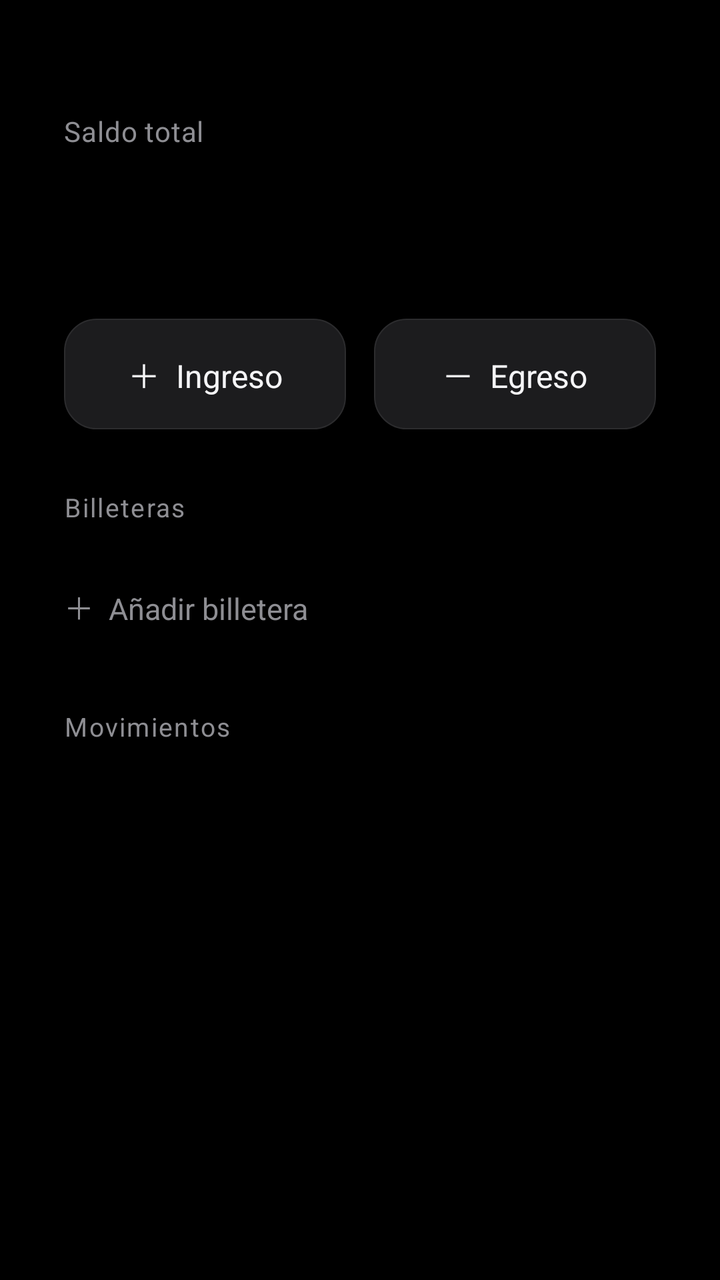
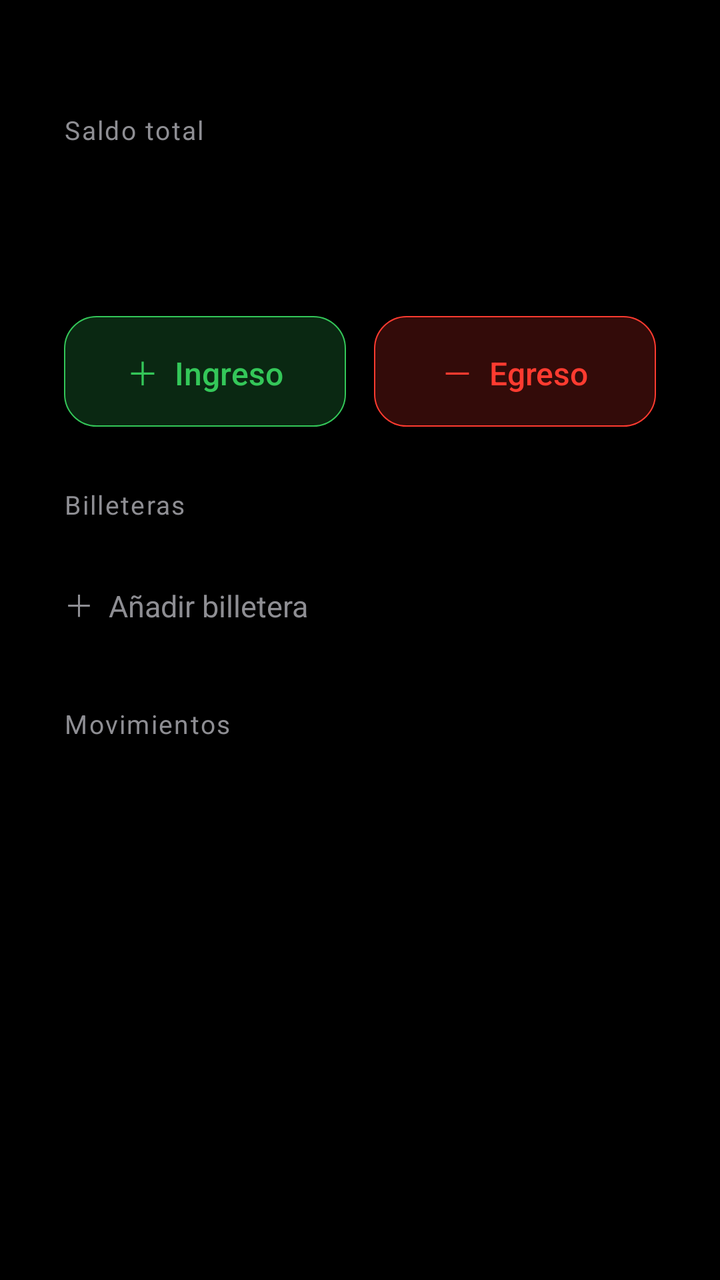

Two renders of the same Android screen: before a commit and after it. Below are the layout's source before the change and the commit's diff.
<!-- AndroidManifest.xml: application theme Theme.MinimalLauncher -->
<!-- res/layout/activity_finance.xml -->
<?xml version="1.0" encoding="utf-8"?>
<ScrollView xmlns:android="http://schemas.android.com/apk/res/android"
    android:id="@+id/finance_scroll"
    android:layout_width="match_parent"
    android:layout_height="match_parent"
    android:background="@color/black"
    android:scrollbars="none">

    <LinearLayout
        android:layout_width="match_parent"
        android:layout_height="wrap_content"
        android:orientation="vertical"
        android:paddingStart="32dp"
        android:paddingEnd="32dp"
        android:paddingTop="56dp"
        android:paddingBottom="40dp">

        <TextView
            android:layout_width="wrap_content"
            android:layout_height="wrap_content"
            android:text="Saldo total"
            android:textColor="@color/gray"
            android:textSize="14sp"
            android:letterSpacing="0.02" />

        <TextView
            android:id="@+id/finance_total"
            android:layout_width="wrap_content"
            android:layout_height="wrap_content"
            android:layout_marginTop="4dp"
            android:textColor="@color/white"
            android:textSize="42sp"
            android:letterSpacing="-0.02" />

        <LinearLayout
            android:layout_width="match_parent"
            android:layout_height="wrap_content"
            android:orientation="horizontal"
            android:layout_marginTop="24dp">

            <TextView
                android:id="@+id/btn_income"
                android:layout_width="0dp"
                android:layout_height="wrap_content"
                android:layout_weight="1"
                android:gravity="center"
                android:paddingTop="16dp"
                android:paddingBottom="16dp"
                android:text="＋  Ingreso"
                android:textColor="@color/offwhite"
                android:textSize="16sp"
                android:background="@drawable/pill_bg" />

            <Space
                android:layout_width="14dp"
                android:layout_height="wrap_content" />

            <TextView
                android:id="@+id/btn_expense"
                android:layout_width="0dp"
                android:layout_height="wrap_content"
                android:layout_weight="1"
                android:gravity="center"
                android:paddingTop="16dp"
                android:paddingBottom="16dp"
                android:text="－  Egreso"
                android:textColor="@color/offwhite"
                android:textSize="16sp"
                android:background="@drawable/pill_bg" />
        </LinearLayout>

        <TextView
            android:layout_width="wrap_content"
            android:layout_height="wrap_content"
            android:layout_marginTop="30dp"
            android:text="Billeteras"
            android:textColor="@color/gray"
            android:textSize="13sp"
            android:letterSpacing="0.06" />

        <LinearLayout
            android:id="@+id/wallets_container"
            android:layout_width="match_parent"
            android:layout_height="wrap_content"
            android:orientation="vertical"
            android:layout_marginTop="4dp" />

        <TextView
            android:id="@+id/add_wallet"
            android:layout_width="wrap_content"
            android:layout_height="wrap_content"
            android:layout_marginTop="16dp"
            android:paddingTop="10dp"
            android:paddingBottom="10dp"
            android:text="＋  Añadir billetera"
            android:textColor="@color/gray"
            android:textSize="15sp"
            android:background="?attr/selectableItemBackground" />

        <TextView
            android:id="@+id/tx_header"
            android:layout_width="wrap_content"
            android:layout_height="wrap_content"
            android:layout_marginTop="30dp"
            android:text="Movimientos"
            android:textColor="@color/gray"
            android:textSize="13sp"
            android:letterSpacing="0.06" />

        <LinearLayout
            android:id="@+id/tx_container"
            android:layout_width="match_parent"
            android:layout_height="wrap_content"
            android:orientation="vertical"
            android:layout_marginTop="4dp" />
    </LinearLayout>
</ScrollView>
<!-- resources referenced by this layout -->
<resources>
  <color name="black">#FF000000</color>
  <color name="gray">#FF8E8E93</color>
  <color name="offwhite">#FFF5F5F7</color>
  <color name="white">#FFFFFFFF</color>
  <!-- drawable pill_bg (drawable) -->
  <?xml version="1.0" encoding="utf-8"?>
  <shape xmlns:android="http://schemas.android.com/apk/res/android" android:shape="rectangle">
      <solid android:color="@color/card" />
      <corners android:radius="16dp" />
      <stroke android:width="0.5dp" android:color="@color/separator" />
  </shape>
  <style name="Theme.MinimalLauncher" parent="Theme.AppCompat.NoActionBar">
          <item name="android:windowBackground">@color/black</item>
          <item name="android:colorBackground">@color/black</item>
          <item name="android:statusBarColor">@color/black</item>
          <item name="android:navigationBarColor">@color/black</item>
          <item name="android:textColorPrimary">@color/white</item>
          <item name="android:windowLightStatusBar">false</item>
          <item name="colorAccent">@color/white</item>
          
          <item name="android:windowAnimationStyle">@null</item>
      </style>
  <color name="card">#FF1C1C1E</color>
  <color name="separator">#FF2C2C2E</color>
</resources>

<!-- the commit's change to res/layout/activity_finance.xml (unified diff, before → after) -->
@@ -20,8 +20,9 @@
             android:layout_height="wrap_content"
             android:text="Saldo total"
             android:textColor="@color/gray"
-            android:textSize="14sp"
-            android:letterSpacing="0.02" />
+            android:textSize="13sp"
+            android:letterSpacing="0.06"
+            android:textAllCaps="false" />
 
         <TextView
             android:id="@+id/finance_total"
@@ -30,7 +31,8 @@
             android:layout_marginTop="4dp"
             android:textColor="@color/white"
             android:textSize="42sp"
-            android:letterSpacing="-0.02" />
+            android:letterSpacing="-0.02"
+            android:fontFamily="sans-serif-medium" />
 
         <LinearLayout
             android:layout_width="match_parent"
@@ -47,9 +49,10 @@
                 android:paddingTop="16dp"
                 android:paddingBottom="16dp"
                 android:text="＋  Ingreso"
-                android:textColor="@color/offwhite"
+                android:textColor="@color/positive"
                 android:textSize="16sp"
-                android:background="@drawable/pill_bg" />
+                android:fontFamily="sans-serif-medium"
+                android:background="@drawable/pill_bg_green" />
 
             <Space
                 android:layout_width="14dp"
@@ -64,9 +67,10 @@
                 android:paddingTop="16dp"
                 android:paddingBottom="16dp"
                 android:text="－  Egreso"
-                android:textColor="@color/offwhite"
+                android:textColor="@color/negative"
                 android:textSize="16sp"
-                android:background="@drawable/pill_bg" />
+                android:fontFamily="sans-serif-medium"
+                android:background="@drawable/pill_bg_red" />
         </LinearLayout>
 
         <TextView
<!-- resource entries referenced after the edit -->
@@ -2,14 +2,22 @@
 <resources>
   <color name="black">#FF000000</color>
   <color name="gray">#FF8E8E93</color>
-  <color name="offwhite">#FFF5F5F7</color>
+  <color name="negative">#FFFF3B30</color>
+  <color name="positive">#FF34C759</color>
   <color name="white">#FFFFFFFF</color>
-  <!-- drawable pill_bg (drawable) -->
+  <!-- drawable pill_bg_green (drawable) -->
   <?xml version="1.0" encoding="utf-8"?>
   <shape xmlns:android="http://schemas.android.com/apk/res/android" android:shape="rectangle">
-      <solid android:color="@color/card" />
+      <solid android:color="@color/positive_dim" />
       <corners android:radius="16dp" />
-      <stroke android:width="0.5dp" android:color="@color/separator" />
+      <stroke android:width="0.5dp" android:color="@color/positive" />
+  </shape>
+  <!-- drawable pill_bg_red (drawable) -->
+  <?xml version="1.0" encoding="utf-8"?>
+  <shape xmlns:android="http://schemas.android.com/apk/res/android" android:shape="rectangle">
+      <solid android:color="@color/negative_dim" />
+      <corners android:radius="16dp" />
+      <stroke android:width="0.5dp" android:color="@color/negative" />
   </shape>
   <style name="Theme.MinimalLauncher" parent="Theme.AppCompat.NoActionBar">
           <item name="android:windowBackground">@color/black</item>
@@ -22,7 +30,7 @@
           
           <item name="android:windowAnimationStyle">@null</item>
       </style>
-  <color name="card">#FF1C1C1E</color>
-  <color name="separator">#FF2C2C2E</color>
+  <color name="positive_dim">#3334C759</color>
+  <color name="negative_dim">#33FF3B30</color>
 </resources>
 
